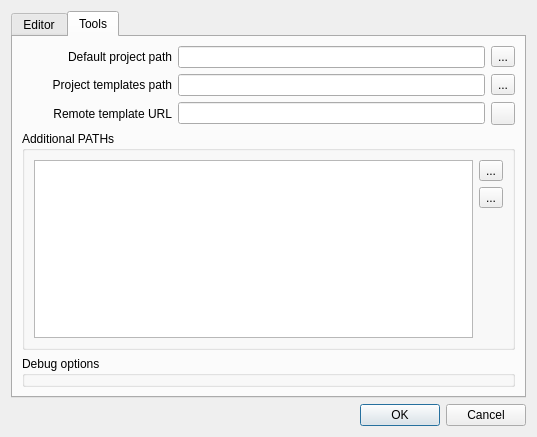
Old version of the form configdialog.ui in the repository martinribelotta/embedded-ide.
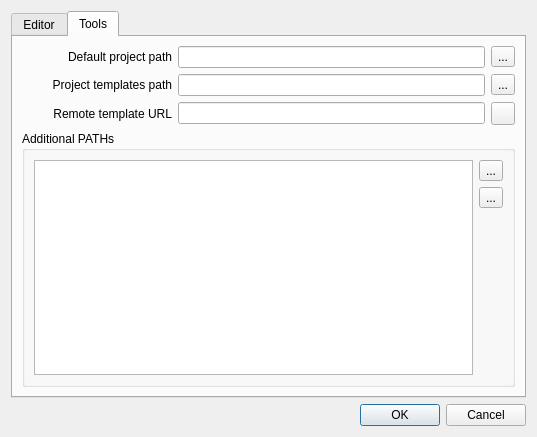
New version of the form. The open tabs and pages were chosen to show the change. Icons and pictures are not drawn.

Commit message: Configuration dialog clean

What changed in the file:
```diff
--- a/configdialog.ui
+++ b/configdialog.ui
@@ -157,13 +157,6 @@
          </property>
         </widget>
        </item>
-       <item row="5" column="0" colspan="4">
-        <widget class="QGroupBox" name="groupBox">
-         <property name="title">
-          <string>Debug options</string>
-         </property>
-        </widget>
-       </item>
        <item row="1" column="0">
         <widget class="QLabel" name="label_3">
          <property name="text">
```
Left out of the diff: 12 changed lines with no effect on the pictures.
